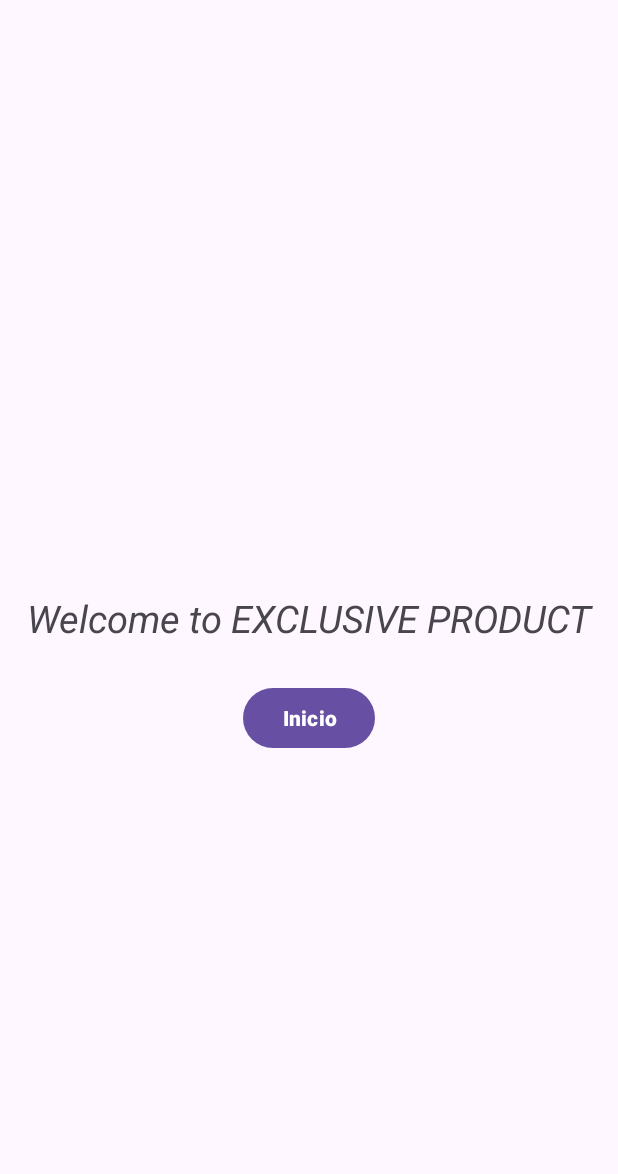
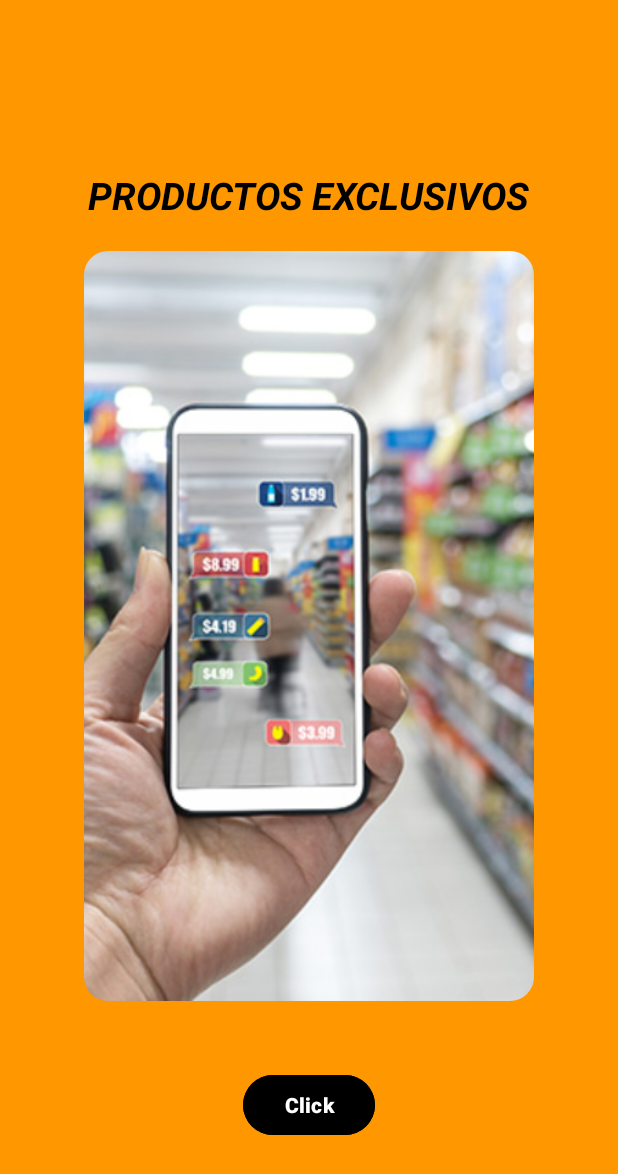
Before and after one commit to Rolando-Cepeda/PracticaFinal-DAM2, an Android app: the screen it shows after launch (MenuActivity), on a phone screen of 412 x 824 dp. Shown: the top 1174 px of the screen. Run offline under Robolectric (Android 15) with nearby library versions, the phone set to English and light mode, and no system bars.

Commit message:
Cambiamos el layout de activity_menu.xml de la pantalla de menu de inicio. Creamos una carpeta style, para añadir los bordes redondos a la imágen. Cambiamos el color del botón y estilo del texto. Añadimos una imagen de fondo.

```diff
--- a/app/src/main/res/layout/activity_menu.xml
+++ b/app/src/main/res/layout/activity_menu.xml
@@ -1,36 +1,48 @@
 <?xml version="1.0" encoding="utf-8"?>
-<androidx.constraintlayout.widget.ConstraintLayout xmlns:android="http://schemas.android.com/apk/res/android"
+<LinearLayout
+    xmlns:android="http://schemas.android.com/apk/res/android"
     xmlns:app="http://schemas.android.com/apk/res-auto"
     xmlns:tools="http://schemas.android.com/tools"
     android:id="@+id/main"
     android:layout_width="match_parent"
     android:layout_height="match_parent"
-    tools:context=".MenuActivity">
+    tools:context=".MenuActivity"
+    android:background="@color/startingScreen"
+    android:orientation="vertical"
+    android:padding="16dp"
+    android:gravity="center">
 
     <TextView
         android:id="@+id/tvInicio"
-        android:layout_width="match_parent"
+        android:layout_width="wrap_content"
         android:layout_height="wrap_content"
         android:gravity="center"
         android:text="@string/exclusive"
         android:textSize="25sp"
-        android:textStyle="italic"
-        app:layout_constraintBottom_toBottomOf="parent"
-        app:layout_constraintEnd_toEndOf="parent"
-        app:layout_constraintStart_toStartOf="parent"
-        app:layout_constraintTop_toTopOf="parent"
+        android:textStyle="bold|italic"
+        android:paddingTop="50dp"
+        android:paddingBottom="20dp"
+        android:textColor="@color/primaryText"/>
 
-        />
+    <com.google.android.material.imageview.ShapeableImageView
+        android:layout_width="300dp"
+        android:layout_height="500dp"
+        android:src="@drawable/ap_background"
+        android:scaleType="centerCrop"
+        app:shapeAppearanceOverlay="@style/RoundedCorners"
+        android:layout_marginBottom="20dp"/>
 
     <Button
         android:id="@+id/btnInicio"
         android:layout_width="wrap_content"
         android:layout_height="wrap_content"
         android:layout_marginTop="25dp"
-        android:text="Inicio"
+        android:text="Click"
         android:textStyle="bold"
-        app:layout_constraintEnd_toEndOf="parent"
-        app:layout_constraintStart_toStartOf="parent"
-        app:layout_constraintTop_toBottomOf="@id/tvInicio" />
+        android:textColor="@android:color/white"
+        android:backgroundTint="@color/black"
+        android:paddingHorizontal="20dp"
+        android:paddingVertical="10dp"
+        android:layout_gravity="center"/>
 
-</androidx.constraintlayout.widget.ConstraintLayout>
+</LinearLayout>
--- a/app/src/main/res/values/colors.xml
+++ b/app/src/main/res/values/colors.xml
@@ -3,6 +3,12 @@
     <color name="black">#FF000000</color>
     <color name="white">#FFFFFFFF</color>
 
+    //Color Pantalla Inicio
+    <color name="startingScreen">#FF9800</color> <!-- Color de fondo de la pantalla -->
+    <color name="buttonBackground">#FF0000</color> <!-- Color de fondo del botón -->
+    <color name="primaryText1">#FFFFFF</color> <!-- Color del texto del botón -->
+
+//Color pantalla detalle
     <color name="cardBackground">#FFFFFF</color>
     <color name="primaryText">#000000</color>
     <color name="secondaryText">#757575</color>
--- a/app/src/main/res/values/strings.xml
+++ b/app/src/main/res/values/strings.xml
@@ -1,5 +1,5 @@
 <resources>
     <string name="app_name">ProductList</string>
-    <string name="exclusive">Welcome to EXCLUSIVE PRODUCT</string>
+    <string name="exclusive">PRODUCTOS EXCLUSIVOS</string>
 
 </resources>
--- /dev/null
+++ b/app/src/main/res/values/style.xml
@@ -0,0 +1,9 @@
+<?xml version="1.0" encoding="utf-8"?>
+<resources>
+
+    <!-- Define rounded corners style -->
+    <style name="RoundedCorners">
+        <item name="cornerFamily">rounded</item>
+        <item name="cornerSize">16dp</item>
+    </style>
+</resources>
```
Also changed, not shown: app/src/main/res/drawable/ap_background.jpg (added).
